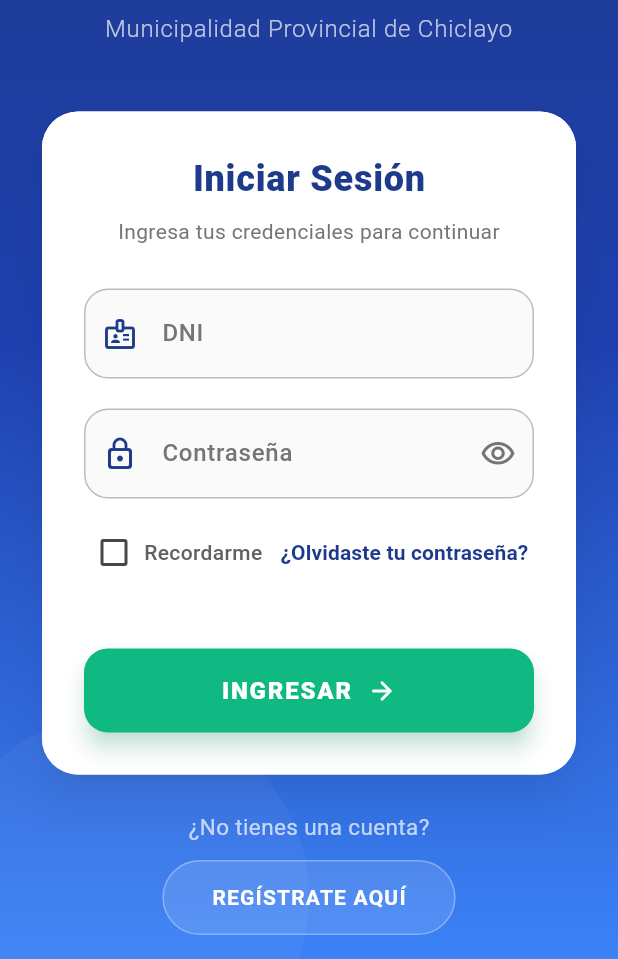
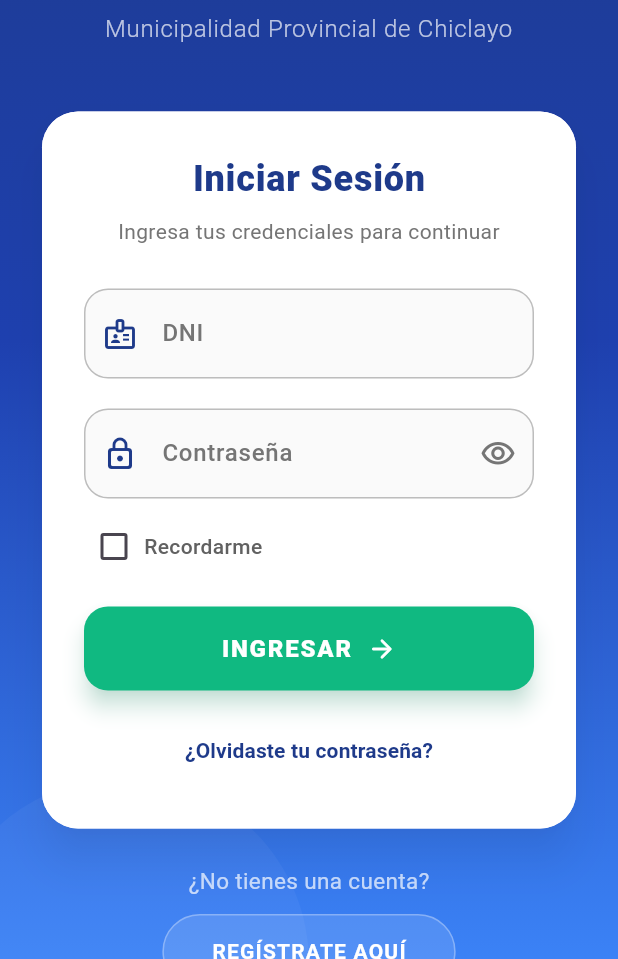
Before and after one commit to MesonesJhon/Chiclayo_reporta, a Flutter app: the screen it shows after launch, on a phone screen of 412 x 824 dp, the part 277-1236 px from its top. Run offline on Flutter 3.47's test engine with Material 3 defaults, Android fonts, the light colour scheme and no system bars; our stand-ins replace firebase_core, firebase_messaging, flutter_local_notifications, geolocator, google_maps_flutter, image_picker and 3 more; accounts and stored records are empty.

Commit message:
login responsivo

```diff
--- a/lib/views/auth/login_screen.dart
+++ b/lib/views/auth/login_screen.dart
@@ -75,9 +75,12 @@ class _LoginScreenState extends State<LoginScreen> {
             ],
           ),
         ),
-        child: SingleChildScrollView(
-          child: SizedBox(
-            height: size.height,
+        child: LayoutBuilder(
+          builder: (context, constraints) {
+            return SingleChildScrollView(
+              child: ConstrainedBox(
+                constraints: BoxConstraints(minHeight: constraints.maxHeight),
+                child: IntrinsicHeight(
                   child: Stack(
                     children: [
                       // Background decoration - Elementos más sutiles
@@ -128,6 +131,9 @@ class _LoginScreenState extends State<LoginScreen> {
                     ],
                   ),
                 ),
+              ),
+            );
+          },
         ),
       ),
     );
@@ -248,10 +254,7 @@ class _LoginScreenState extends State<LoginScreen> {
             ),
             const SizedBox(height: 12),
 
-            // Remember me and Forgot password
-            Row(
-              mainAxisAlignment: MainAxisAlignment.spaceBetween,
-              children: [
+            // Remember me
             Row(
               children: [
                 Checkbox(
@@ -288,7 +291,23 @@ class _LoginScreenState extends State<LoginScreen> {
                 ),
               ],
             ),
-                TextButton(
+            const SizedBox(height: 20),
+
+            // Error Message
+            if (authViewModel.errorMessage.isNotEmpty)
+              Padding(
+                padding: const EdgeInsets.only(bottom: 20.0),
+                child: _buildErrorWidget(authViewModel.errorMessage),
+              ),
+
+            // Login Button
+            _buildLoginButton(authViewModel, context),
+
+            const SizedBox(height: 16),
+
+            // Forgot Password
+            Center(
+              child: TextButton(
                 onPressed: () {
                   Navigator.pushNamed(context, '/forgot_password');
                 },
@@ -301,17 +320,7 @@ class _LoginScreenState extends State<LoginScreen> {
                   ),
                 ),
               ),
-              ],
             ),
-            const SizedBox(height: 20),
-
-            // Error Message
-            if (authViewModel.errorMessage.isNotEmpty)
-              _buildErrorWidget(authViewModel.errorMessage),
-            const SizedBox(height: 20),
-
-            // Login Button
-            _buildLoginButton(authViewModel, context),
           ],
         ),
       ),
--- a/lib/views/widgets/incident_map_widget.dart
+++ b/lib/views/widgets/incident_map_widget.dart
@@ -1,6 +1,8 @@
 import 'dart:async';
 import 'dart:convert';
 
+import 'package:flutter/foundation.dart';
+import 'package:flutter/gestures.dart';
 import 'package:flutter/material.dart';
 import 'package:google_maps_flutter/google_maps_flutter.dart';
 import 'package:provider/provider.dart';
@@ -307,6 +309,11 @@ class _IncidentMapWidgetState extends State<IncidentMapWidget> {
           myLocationButtonEnabled: true,
           zoomControlsEnabled: true,
           mapToolbarEnabled: false,
+          gestureRecognizers: {
+            Factory<OneSequenceGestureRecognizer>(
+              () => EagerGestureRecognizer(),
+            ),
+          },
           onTap: (pos) {
             setState(() {
               _selectedReporte = null;
```
Lines whose indentation alone changed are shown as unchanged.
